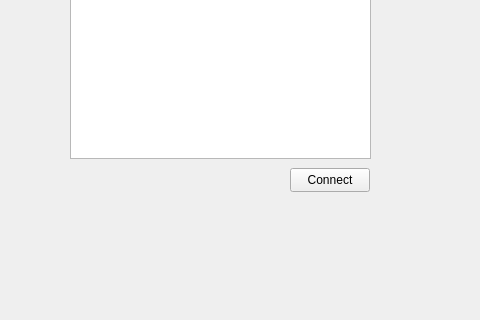
Before: the Qt Designer form Gui/Test_Gui/mainwindow.ui in kasper201/Domotica-School, drawn with Qt 5; both pictures show x 0 to 480 and y 92 to 412 of the 800 by 600 pixel window.
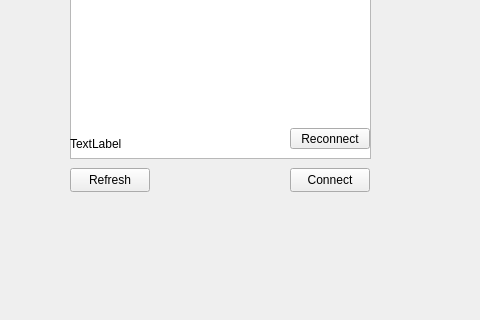
After: the same form once the commit is applied.

Commit message:
Able to refresh and reconnect now
The comport list can now be refreshed.
The comport can now be changed without exiting the application.

The edit to the form file:
```diff
--- a/Gui/Test_Gui/mainwindow.ui
+++ b/Gui/Test_Gui/mainwindow.ui
@@ -73,6 +73,45 @@
      <string>Connect</string>
     </property>
    </widget>
+   <widget class="QPushButton" name="pushButton_Refresh">
+    <property name="geometry">
+     <rect>
+      <x>70</x>
+      <y>260</y>
+      <width>80</width>
+      <height>24</height>
+     </rect>
+    </property>
+    <property name="text">
+     <string>Refresh</string>
+    </property>
+   </widget>
+   <widget class="QLabel" name="label_Comport">
+    <property name="geometry">
+     <rect>
+      <x>70</x>
+      <y>220</y>
+      <width>211</width>
+      <height>31</height>
+     </rect>
+    </property>
+    <property name="text">
+     <string>TextLabel</string>
+    </property>
+   </widget>
+   <widget class="QPushButton" name="pushButton_Reconnect">
+    <property name="geometry">
+     <rect>
+      <x>290</x>
+      <y>220</y>
+      <width>80</width>
+      <height>21</height>
+     </rect>
+    </property>
+    <property name="text">
+     <string>Reconnect</string>
+    </property>
+   </widget>
   </widget>
   <widget class="QMenuBar" name="menubar">
    <property name="geometry">
```
The commit also changes 4 other files.
